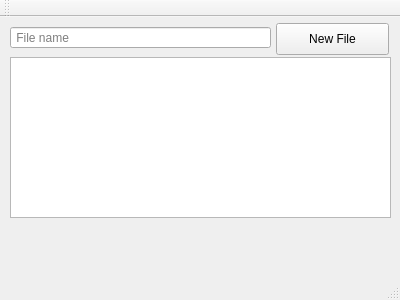
Before: the Qt Designer form client/ui/showFiles.ui in s267562/Live-Text-Editor, drawn with Qt 5.
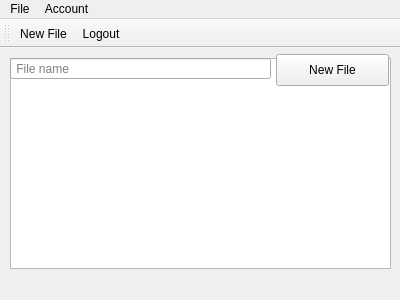
After: the same form once the commit is applied. Icons and pictures are not drawn.

Commit message: adding toolbar and logout feature (ShowFiles)

```diff
--- a/client/ui/showFiles.ui
+++ b/client/ui/showFiles.ui
@@ -18,9 +18,9 @@
     <property name="geometry">
      <rect>
       <x>10</x>
-      <y>40</y>
+      <y>10</y>
       <width>381</width>
-      <height>161</height>
+      <height>211</height>
      </rect>
     </property>
    </widget>
@@ -72,6 +72,19 @@
      <height>22</height>
     </rect>
    </property>
+   <widget class="QMenu" name="menuFile">
+    <property name="title">
+     <string>File</string>
+    </property>
+    <addaction name="actionNew_File"/>
+   </widget>
+   <widget class="QMenu" name="menuAccount">
+    <property name="title">
+     <string>Account</string>
+    </property>
+   </widget>
+   <addaction name="menuFile"/>
+   <addaction name="menuAccount"/>
   </widget>
   <widget class="QToolBar" name="mainToolBar">
    <attribute name="toolBarArea">
@@ -80,8 +93,36 @@
    <attribute name="toolBarBreak">
     <bool>false</bool>
    </attribute>
+   <addaction name="actionNew_File"/>
+   <addaction name="actionLogout"/>
   </widget>
-  <widget class="QStatusBar" name="statusBar"/>
+  <action name="actionNew_File">
+   <property name="checkable">
+    <bool>false</bool>
+   </property>
+   <property name="icon">
+    <iconset>
+     <normaloff>:/rec/img/new-file.png</normaloff>:/rec/img/new-file.png</iconset>
+   </property>
+   <property name="text">
+    <string>New File</string>
+   </property>
+  </action>
+  <action name="actionLogout">
+   <property name="checkable">
+    <bool>false</bool>
+   </property>
+   <property name="enabled">
+    <bool>true</bool>
+   </property>
+   <property name="icon">
+    <iconset>
+     <normaloff>:/rec/img/logout.png</normaloff>:/rec/img/logout.png</iconset>
+   </property>
+   <property name="text">
+    <string>Logout</string>
+   </property>
+  </action>
  </widget>
  <layoutdefault spacing="6" margin="11"/>
  <resources/>
```
The commit also changes 8 other files.
